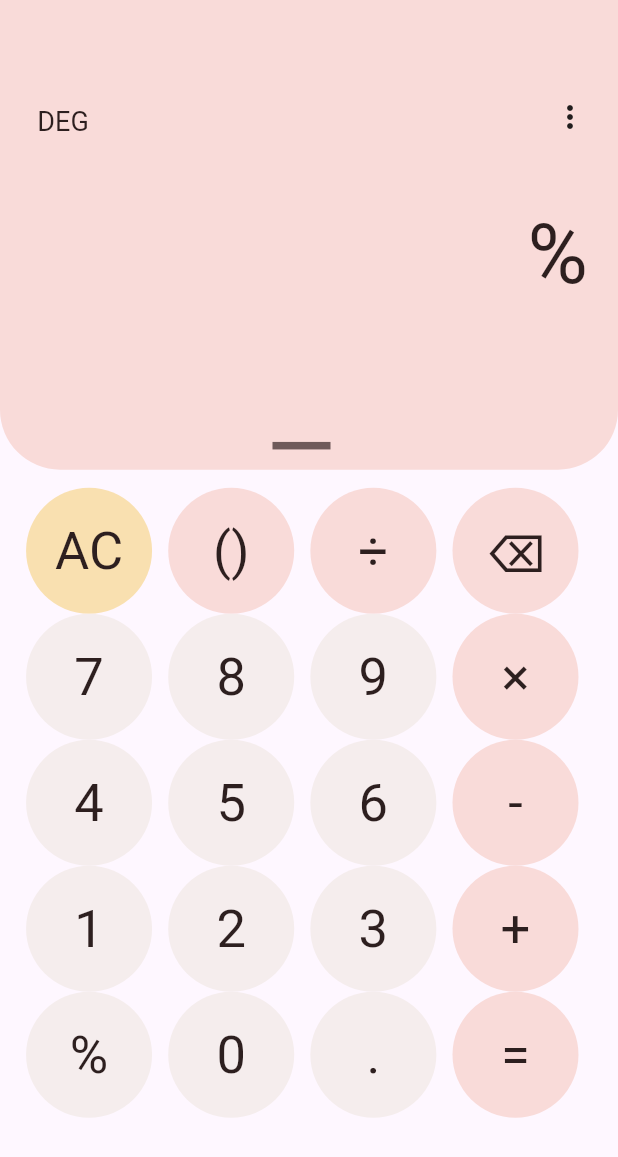
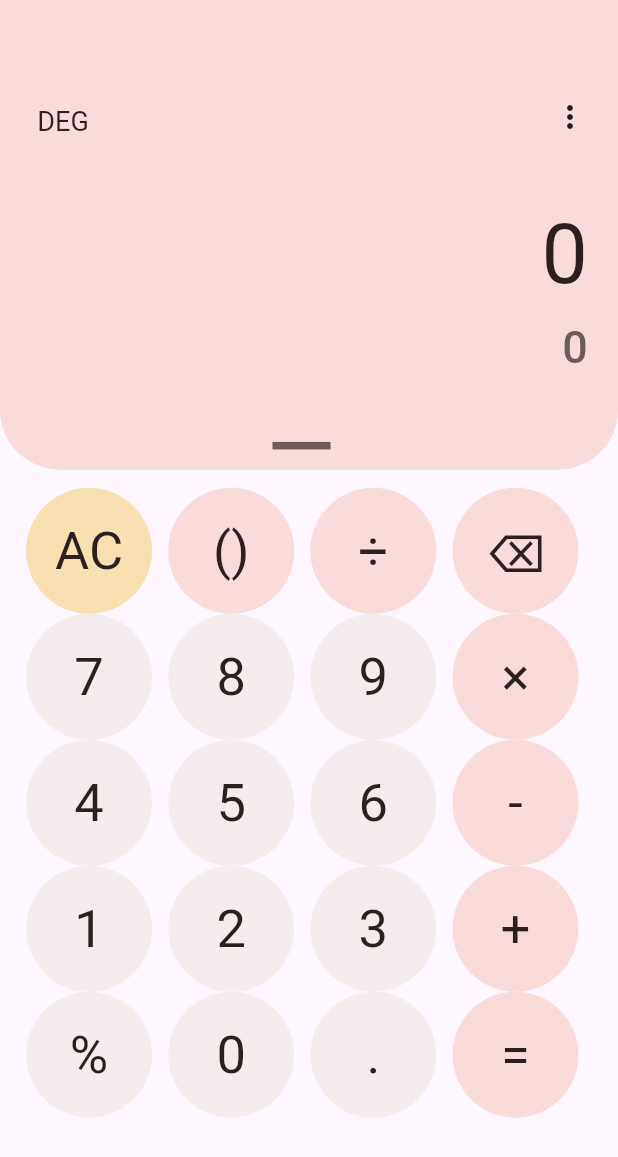
Before and after one commit to MalakHamed5/simple_calculator, a Flutter app: the screen it shows after launch, after a tap on "AC", on a phone screen of 412 x 824 dp. Shown: the top 1157 px of the screen. Run offline on Flutter 3.47's test engine with Material 3 defaults, Android fonts, the phone set to English and light mode, and no system bars; our stand-ins replace bloc, equatable, flutter_bloc, math_expressions.

```diff
--- a/lib/features/calculate/presentation/cubit/calculate_cubit.dart
+++ b/lib/features/calculate/presentation/cubit/calculate_cubit.dart
@@ -1,5 +1,6 @@
 import 'package:bloc/bloc.dart';
 import 'package:equatable/equatable.dart';
+import 'package:flutter/material.dart';
 import 'package:math_expressions/math_expressions.dart';
 
 part 'calculate_state.dart';
@@ -7,36 +8,77 @@ part 'calculate_state.dart';
 class CalculateCubit extends Cubit<CalculateState> {
   CalculateCubit() : super(CalculateInitial());
 
-  String _expression = "";
-
-   addValue(String value) {
-    _expression += value;
-    emit(CalculatedUpdate(_expression, state.result));
+  addValue(String value) {
+    String exp = state.expression;
+    if (exp == "0") {
+      emit(CalculatedUpdate(value, state.result));
+      return;
+    }
+    emit(CalculatedUpdate(exp + value, state.result));
   }
 
-   deleteLast() {
-    if (_expression.isNotEmpty) {
-      _expression = _expression.substring(0, _expression.length - 1);
-      emit(CalculatedUpdate(_expression, state.result));
+  deleteLast() {
+    String exp = state.expression;
+    if (exp.isNotEmpty) {
+      exp = exp.substring(0, exp.length - 1);
+      emit(CalculatedUpdate(exp, state.result));
     }
   }
 
-   clear() {
-    _expression = "";
-    emit(CalculatedUpdate(_expression, ''));
+ void clear() {
+    emit(CalculatedUpdate("0", '0'));
   }
 
-   calculated() {
+  calculated() {
+    dynamic expression = state.expression;
     try {
       Parser p = Parser();
 
-      Expression exp = p.parse(_expression);
+      Expression exp = p.parse(expression);
       ContextModel cm = ContextModel();
       double evaluat = exp.evaluate(EvaluationType.REAL, cm);
 
-      emit(CalculatedUpdate(_expression, evaluat.toString()));
+      emit(CalculatedUpdate(expression, evaluat.toString()));
     } catch (e) {
-      emit(CalculatedUpdate(_expression, 'Error'));
+      emit(CalculatedUpdate(expression, 'Error'));
     }
   }
+
+  void persentage(String value) {
+    String exp = state.expression;
+    try {
+      Parser p = Parser();
+      Expression expression = p.parse(exp);
+      ContextModel cm = ContextModel();
+
+      final value = expression.evaluate(EvaluationType.REAL, cm);
+
+      double percentValue = value / 100;
+
+      emit(CalculatedUpdate(percentValue.toString(), state.result));
+    } catch (e) {
+      emit(CalculatedUpdate(exp, 'Error'));
+    }
+  }
+
+  void addParenthesis() {
+    final exp = state.expression;
+
+    int openCount = '('.allMatches(exp).length;
+    int closeCount = ')'.allMatches(exp).length;
+
+    // لو مفيش حاجة أو آخر حاجة operator → افتحي (
+    if (exp.isEmpty || '+-*/('.contains(exp.characters.last)) {
+      emit(CalculatedUpdate('$exp(', state.result));
+      return;
+    }
+
+    // لو في قوس مفتوح محتاج يتقفل
+    if (openCount > closeCount && !'+-*/('.contains(exp.characters.last)) {
+      emit(CalculatedUpdate("$exp)", state.result));
+      return;
+    }
+
+    emit(CalculatedUpdate('$exp(', state.result));
+  }
 }
--- a/lib/features/calculate/presentation/cubit/calculate_state.dart
+++ b/lib/features/calculate/presentation/cubit/calculate_state.dart
@@ -6,13 +6,13 @@ sealed class CalculateState extends Equatable {
   const CalculateState(this.expression, this.result);
 
   @override
-  List<Object> get props => [];
+  List<Object> get props => [expression, result];
 }
 
 final class CalculateInitial extends CalculateState {
-  const CalculateInitial() : super('0', '');
+  const CalculateInitial() : super('0', "0");
 }
 
 final class CalculatedUpdate extends CalculateState {
-  const CalculatedUpdate(String expression, String result) : super(expression, result);
+  const CalculatedUpdate(super.expression, super.result);
 }
--- a/lib/features/calculate/presentation/pages/calculate_page.dart
+++ b/lib/features/calculate/presentation/pages/calculate_page.dart
@@ -1,3 +1,5 @@
+import 'dart:developer';
+
 import 'package:flutter/material.dart';
 import 'package:simple_calculator/features/calculate/presentation/cubit/calculate_cubit.dart';
 import 'package:flutter_bloc/flutter_bloc.dart';
@@ -56,9 +58,10 @@ class _CalculatorPageState extends State<CalculatorPage> {
                   ),
                   sizeH(appH(context) / 24),
 
-                  //Numbers
+                  // Number diplay
                   BlocBuilder<CalculateCubit, CalculateState>(
                     builder: (context, state) {
+                      log(state.expression);
                       return Text(
                         state.expression,
                         style: TextStyle(
@@ -73,6 +76,7 @@ class _CalculatorPageState extends State<CalculatorPage> {
                     builder: (context, state) {
                       return Text(
                         state.result,
+
                         style: TextStyle(
                           color: CColors.textSecondary,
                           fontSize: 30,
@@ -149,10 +153,10 @@ class _CalculatorPageState extends State<CalculatorPage> {
 }
 
 class Circle extends StatelessWidget {
- final String txt ;
+  final String txt;
   final Color color;
 
- const Circle({super.key, required this.color, required this.txt});
+  const Circle({super.key, required this.color, required this.txt});
 
   @override
   Widget build(BuildContext context) {
@@ -179,13 +183,16 @@ class Circle extends StatelessWidget {
                 cubit.addValue("*");
                 break;
               case "%":
-                cubit.addValue("%");
+                cubit.persentage("%");
                 break;
               case ".":
                 cubit.addValue(".");
                 break;
               case "⌫":
                 cubit.deleteLast();
+                break;
+              case "()":
+                cubit.addParenthesis();
                 break;
               default:
                 cubit.addValue(txt);
```
